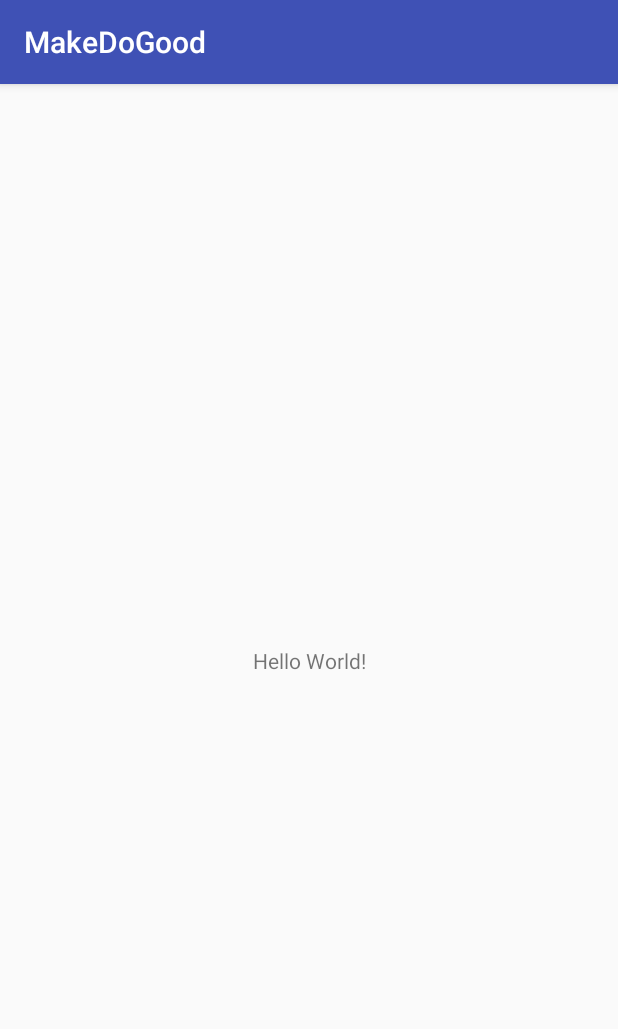
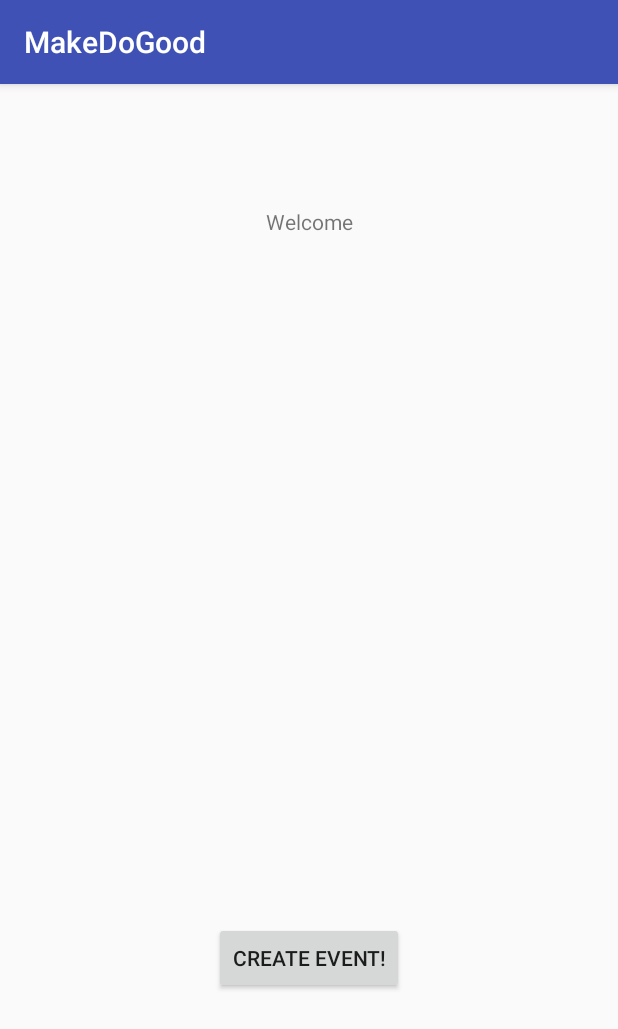
Before and after one commit to Galladaeus/MakeDoGoodV2, an Android app: the screen it shows after launch (MainActivity), on a phone screen of 412 x 824 dp. Shown: the top 1029 px of the screen. Run offline under Robolectric (Android 15) with nearby library versions, the phone set to English and light mode, and no system bars.

Commit message:
Basic Create Event Form, no back end

```diff
--- a/app/build.gradle
+++ b/app/build.gradle
@@ -27,4 +27,5 @@ dependencies {
     compile 'com.android.support:appcompat-v7:25.3.1'
     compile 'com.android.support.constraint:constraint-layout:1.0.2'
     testCompile 'junit:junit:4.12'
+    compile 'com.google.android.gms:play-services-maps:11.0.4'
 }
--- a/app/src/main/AndroidManifest.xml
+++ b/app/src/main/AndroidManifest.xml
@@ -16,6 +16,7 @@
                 <category android:name="android.intent.category.LAUNCHER" />
             </intent-filter>
         </activity>
+        <activity android:name=".CreateEvent"></activity>
     </application>
 
 </manifest>
--- a/app/src/main/java/com/example/annas/makedogood/MainActivity.java
+++ b/app/src/main/java/com/example/annas/makedogood/MainActivity.java
@@ -1,7 +1,10 @@
 package com.example.annas.makedogood;
 
+import android.content.Intent;
 import android.support.v7.app.AppCompatActivity;
 import android.os.Bundle;
+import android.view.View;
+import android.widget.Button;
 
 public class MainActivity extends AppCompatActivity {
 
@@ -9,5 +12,15 @@ public class MainActivity extends AppCompatActivity {
     protected void onCreate(Bundle savedInstanceState) {
         super.onCreate(savedInstanceState);
         setContentView(R.layout.activity_main);
+
+        final Button button = (Button) findViewById(R.id.button2);
+        button.setOnClickListener(new View.OnClickListener() {
+
+            @Override
+            public void onClick(View v) {
+                Intent intent = new Intent(getApplicationContext(), CreateEvent.class);
+                startActivity(intent);
+            }
+        });
     }
 }
--- a/app/src/main/res/layout/activity_main.xml
+++ b/app/src/main/res/layout/activity_main.xml
@@ -7,12 +7,28 @@
     tools:context="com.example.annas.makedogood.MainActivity">
 
     <TextView
+        android:id="@+id/textView"
         android:layout_width="wrap_content"
         android:layout_height="wrap_content"
-        android:text="Hello World!"
-        app:layout_constraintBottom_toBottomOf="parent"
+        android:text="Welcome"
+        tools:layout_constraintTop_creator="1"
+        tools:layout_constraintRight_creator="1"
+        app:layout_constraintRight_toRightOf="parent"
+        android:layout_marginTop="82dp"
+        tools:layout_constraintLeft_creator="1"
         app:layout_constraintLeft_toLeftOf="parent"
-        app:layout_constraintRight_toRightOf="parent"
         app:layout_constraintTop_toTopOf="parent" />
 
+    <Button
+        android:id="@+id/button2"
+        android:layout_width="wrap_content"
+        android:layout_height="wrap_content"
+        android:text="Create Event!"
+        tools:layout_constraintRight_creator="1"
+        tools:layout_constraintBottom_creator="1"
+        app:layout_constraintBottom_toBottomOf="parent"
+        app:layout_constraintRight_toRightOf="parent"
+        tools:layout_constraintLeft_creator="1"
+        android:layout_marginBottom="161dp"
+        app:layout_constraintLeft_toLeftOf="parent" />
 </android.support.constraint.ConstraintLayout>
```
Also changed, not shown: app/src/main/java/com/example/annas/makedogood/CreateEvent.java (added, +35 -0 lines), app/src/main/res/layout/activity_create_event.xml (added, +128 -0 lines).
